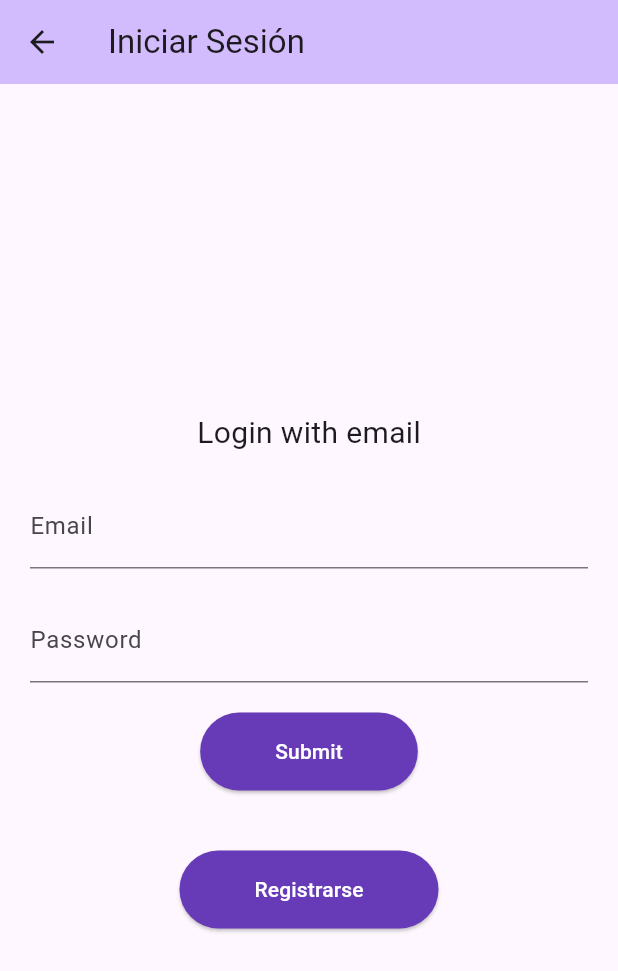
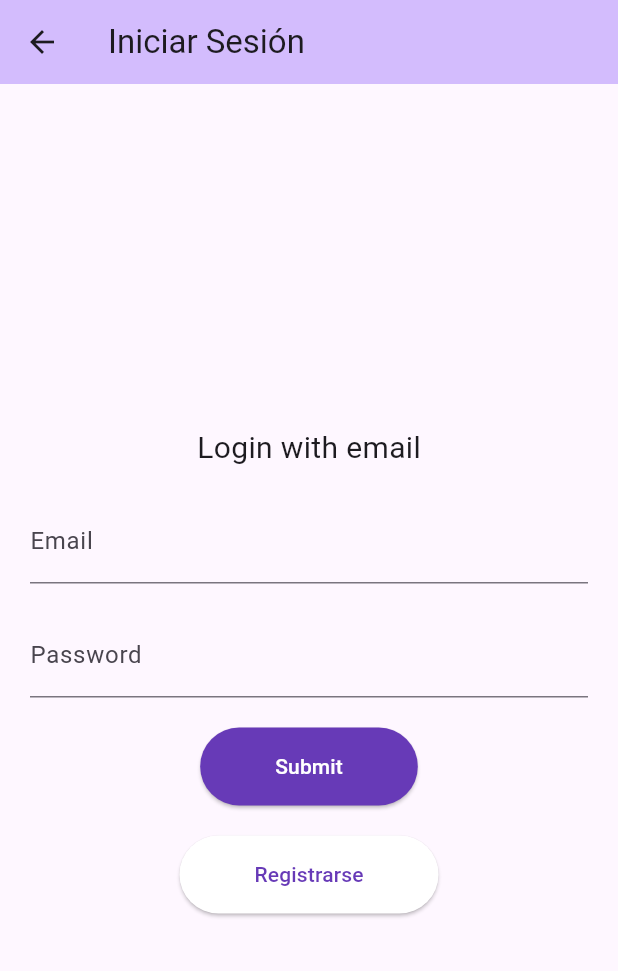
Before and after one commit to August1751/MiMejorSer_App, a Flutter app: the LoginScreen screen opened directly, on a phone screen of 412 x 824 dp. Shown: the top 971 px of the screen. Run offline on Flutter 3.47's test engine with Material 3 defaults, Android fonts, the phone set to English and light mode, and no system bars; our stand-ins replace get.

```diff
--- a/lib/ui/pages/home.dart
+++ b/lib/ui/pages/home.dart
@@ -103,7 +103,7 @@ class GoalGridItem extends StatelessWidget {
             if (meta is MetaCuantificable)
               Text(
                 'Meta: ${meta.valorObjetivo}', // Display goal target if cuantificable
-                style: TextStyle(fontSize: 16),
+                style: TextStyle(fontSize: 14),
               ),
           ],
         ),
--- a/lib/ui/pages/iniciar_sesion.dart
+++ b/lib/ui/pages/iniciar_sesion.dart
@@ -77,15 +77,14 @@ class LoginScreen extends StatelessWidget {
                     child: const Text("Submit")),
                 const SizedBox(
                   height: 20,
-                ),
-                const SizedBox(height: 20), // Espacio entre los botones
+                ), // Espacio entre los botones
                 ElevatedButton(
                   onPressed: () {
                     Get.to(const SignUpPage());
                   },
                   style: ElevatedButton.styleFrom(
-                    backgroundColor: Colors.deepPurple, // Color del botón
-                    foregroundColor: Colors.white, // Color del texto del botón
+                    backgroundColor: Colors.white, // Color del botón
+                    foregroundColor: Colors.deepPurple,// Color del texto del botón
                     padding: const EdgeInsets.symmetric(
                       vertical: 16.0,
                       horizontal: 50.0,
--- a/lib/ui/pages/start.dart
+++ b/lib/ui/pages/start.dart
@@ -2,8 +2,8 @@ import 'package:flutter/material.dart';
 import 'package:get/get.dart';
 import 'iniciar_sesion.dart';
 
-class HomePage extends StatelessWidget {
-  const HomePage({super.key});
+class Start extends StatelessWidget {
+   Start({super.key});
 
   @override
   Widget build(BuildContext context) {
```
